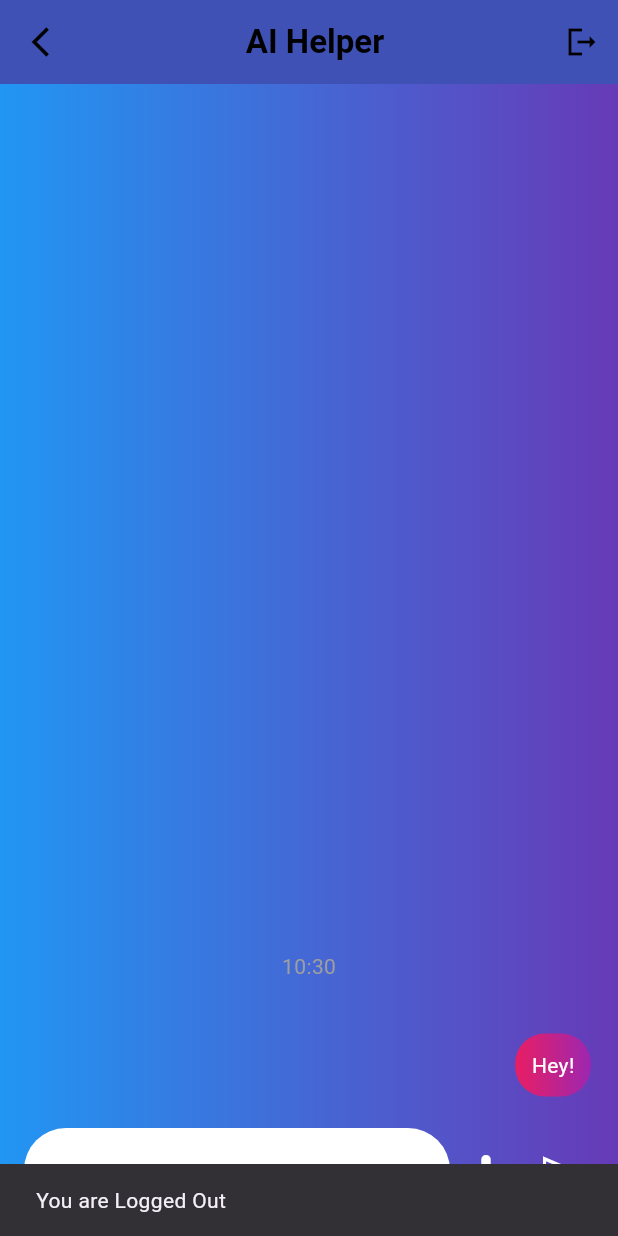
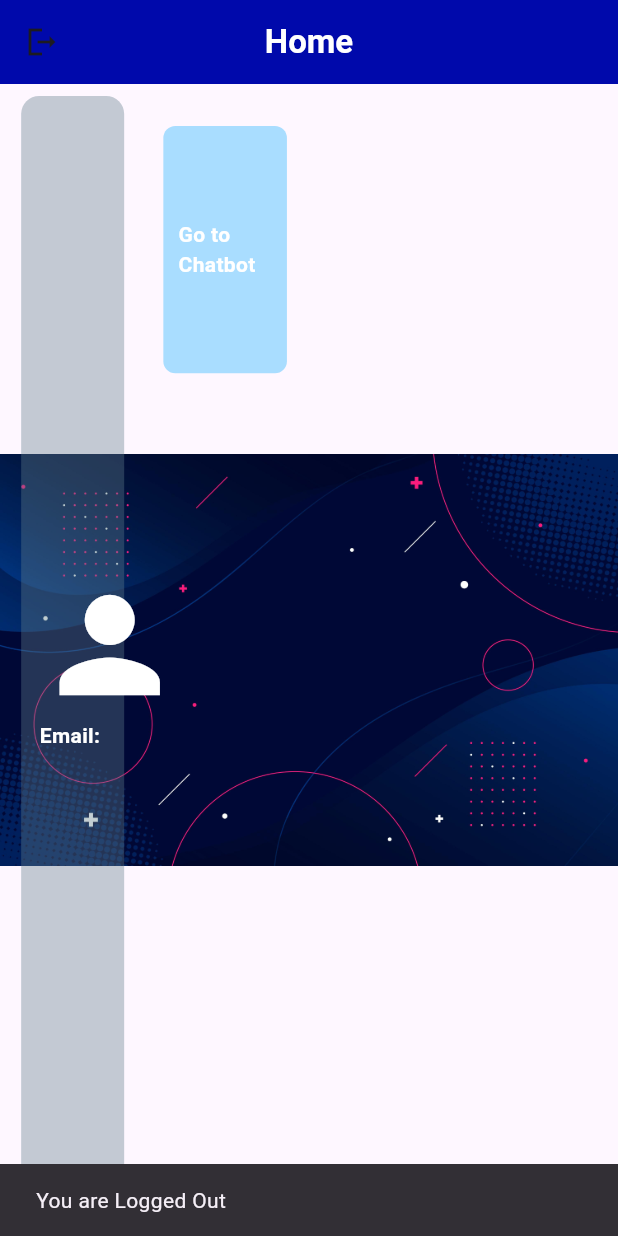
Before and after one commit to 4YU5H25/chat, a Flutter app: the screen it shows once a user with an empty profile is signed in, after a tap on the "logout" icon, on a phone screen of 412 x 824 dp. Run offline on Flutter 3.47's test engine with Material 3 defaults, Android fonts, the phone set to English and light mode, and no system bars; drawn by our look-alikes of dash_chat_2; our stand-ins replace cloud_firestore, firebase_auth, firebase_core, google_sign_in, permission_handler; missing offline and left inert: google_sign_in_web; accounts and stored records are empty; network calls fail.

Commit message:
homepage added

```diff
--- a/lib/main.dart
+++ b/lib/main.dart
@@ -35,7 +35,8 @@ class MyApp extends StatelessWidget {
         stream: FirebaseAuth.instance.authStateChanges(),
         builder: (context, snapshot) {
           if (snapshot.hasData) {
-            return ChatPage();
+            return Home((snapshot.data!.email)!);
+            // return ChatPage();
           } else {
             return SignupPage();
           }
--- a/lib/pages/firebase_auth_service.dart
+++ b/lib/pages/firebase_auth_service.dart
@@ -4,7 +4,7 @@ import 'package:firebase_auth/firebase_auth.dart';
 import 'package:flutter/material.dart';
 
 class AuthServices {
-  static Future<void> signupUser(
+  static Future<String> signupUser(
       String email, String password, String name, BuildContext context) async {
     print("inside signup function");
     try {
@@ -17,6 +17,7 @@ class AuthServices {
       ScaffoldMessenger.of(context)
           .showSnackBar(SnackBar(content: Text('Registration Successful')));
       print("user registered");
+      return email;
     } on FirebaseAuthException catch (e) {
       if (e.code == 'weak-password') {
         ScaffoldMessenger.of(context).showSnackBar(
@@ -29,13 +30,16 @@ class AuthServices {
       ScaffoldMessenger.of(context)
           .showSnackBar(SnackBar(content: Text(e.toString())));
     }
+    return "failed";
   }
 
-  static signinUser(String email, String password, BuildContext context) async {
+  static Future<String> signinUser(
+      String email, String password, BuildContext context) async {
+    String res = '';
     try {
       await FirebaseAuth.instance
           .signInWithEmailAndPassword(email: email, password: password);
-
+      res = '$email';
       ScaffoldMessenger.of(context)
           .showSnackBar(SnackBar(content: Text('You are Logged in')));
     } on FirebaseAuthException catch (e) {
@@ -47,6 +51,7 @@ class AuthServices {
             .showSnackBar(SnackBar(content: Text('Password did not match')));
       }
     }
+    return res;
   }
 
   static signoutUser(BuildContext context) async {
--- a/lib/pages/home.dart
+++ b/lib/pages/home.dart
@@ -1,6 +1,10 @@
+import 'package:chat/pages/chat_page.dart';
 import 'package:flutter/material.dart';
+import 'package:chat/pages/firebase_auth_service.dart';
 
 class Home extends StatefulWidget {
+  Home(this.mail);
+  String mail = '';
   @override
   _HomeState createState() => _HomeState();
 }
@@ -8,65 +12,109 @@ class Home extends StatefulWidget {
 class _HomeState extends State<Home> {
   @override
   Widget build(BuildContext context) {
+    var W = MediaQuery.of(context).size.width;
+    var H = MediaQuery.of(context).size.height;
     return Scaffold(
       appBar: AppBar(
-        title: const Text('Home'),
+        leading: IconButton(
+          onPressed: () async {
+            AuthServices.signoutUser(context);
+          },
+          icon: const Icon(Icons.logout_sharp),
         ),
-      body: Row(
-        children: [
-          Container(
+        title: const Text(
+          'Home',
+          style: TextStyle(fontWeight: FontWeight.bold, color: Colors.white),
+        ),
+        centerTitle: true,
+        backgroundColor: const Color.fromARGB(255, 0, 9, 171),
+      ),
+      body: Container(
         padding: const EdgeInsets.all(8),
-            width: MediaQuery.of(context).size.width * 0.25,
-            decoration: BoxDecoration(
-              borderRadius: BorderRadius.circular(12),
-              color: const Color.fromARGB(255, 0, 53, 80),
+        decoration: const BoxDecoration(
+          image: DecorationImage(
+              image: AssetImage('assets/bg.jpg'), fit: BoxFit.fitWidth),
         ),
-            child: const Column(
-              mainAxisAlignment: MainAxisAlignment.center,
-              children: [
-                Text('Column 1'),
-              ],
-            ),
-          ),
-          Expanded(
-            child: Container(
-              decoration: BoxDecoration(
-                borderRadius: BorderRadius.circular(12),
-                color: Color.fromARGB(255, 45, 48, 255),
-              ),
+        height: H,
         child: Row(
           mainAxisAlignment: MainAxisAlignment.spaceEvenly,
           children: [
             Container(
-                    width: 100,
-                    height: 100,
-                    color: Colors.red,
+              padding: const EdgeInsets.all(8),
+              width: MediaQuery.of(context).size.width / 6,
+              decoration: BoxDecoration(
+                borderRadius: BorderRadius.circular(12),
+                border: Border.all(
+                  color: Colors.transparent,
+                ),
+                color: const Color.fromARGB(
+                    96, 96, 125, 139), // Suitable color for the first column
+              ),
+              child: Column(
+                mainAxisAlignment: MainAxisAlignment.center,
+                children: [
+                  const Icon(
+                    Icons.person,
+                    size: 100,
+                    color: Colors.white,
+                  ),
+                  Text(
+                    "Email: ${widget.mail}",
+                    style: const TextStyle(
+                      fontWeight: FontWeight.bold,
+                      color: Colors.white,
+                    ),
+                  ),
+                ],
+              ),
             ),
             Container(
-                    width: 100,
-                    height: 100,
-                    color: Colors.green,
+              height: H,
+              width: 4.5 * W / 6,
+              padding: const EdgeInsets.all(12),
+              decoration: BoxDecoration(
+                borderRadius: BorderRadius.circular(12),
+                color: Colors.transparent,
               ),
-                  Container(
-                    width: 100,
-                    color: Colors.blue,
+              child: Padding(
+                padding: const EdgeInsets.all(8.0),
+                child: GestureDetector(
+                  child: Row(
+                    mainAxisAlignment: MainAxisAlignment.start,
+                    crossAxisAlignment: CrossAxisAlignment.start,
+                    children: [
+                      GestureDetector(
+                        child: Container(
+                          height: H / 5,
+                          width: W / 5,
+                          padding: const EdgeInsets.all(10),
+                          decoration: BoxDecoration(
+                            color: const Color.fromARGB(85, 0, 170, 255),
+                            borderRadius: BorderRadius.circular(8),
                           ),
-                  Container(
-                    width: 100,
-                    height: 100,
-                    color: Colors.yellow,
+                          child: const Center(
+                              child: Text(
+                            "Go to Chatbot",
+                            style: TextStyle(
+                              fontWeight: FontWeight.bold,
+                              color: Colors.white,
                             ),
-                  Container(
-                    width: 100,
-                    height: 100,
-                    color: Colors.orange,
+                          )),
                         ),
+                        onTap: () {
+                          Navigator.of(context).push(
+                            MaterialPageRoute(builder: (context) => ChatPage()),
+                          );
+                        },
+                      )
                     ],
+                  ),
                 ),
               ),
             ),
           ],
         ),
+      ),
     );
   }
 }
--- a/lib/pages/login.dart
+++ b/lib/pages/login.dart
@@ -1,5 +1,6 @@
 import 'package:chat/pages/chat_page.dart';
 import 'package:chat/pages/google.dart';
+import 'package:chat/pages/home.dart';
 // import 'package:chat/pages/firebase_auth_service.dart';
 import 'package:flutter/material.dart';
 
@@ -107,9 +108,12 @@ class _LoginState extends State<Login> {
                     if (_formKey.currentState!.validate()) {
                       String email = emailcontroller.text;
                       String password = _passwordController.text;
-                      await AuthServices.signinUser(email, password, context);
-                      Navigator.of(context).push(
-                          MaterialPageRoute(builder: (context) => ChatPage()));
+                      String res = await AuthServices.signinUser(
+                          email, password, context);
+                      if (res != '') {
+                        Navigator.of(context).push(
+                            MaterialPageRoute(builder: (context) => Home(res)));
+                      }
                     }
                   },
                   style: ElevatedButton.styleFrom(
--- a/lib/pages/signup.dart
+++ b/lib/pages/signup.dart
@@ -189,7 +189,7 @@ class _SignupPageState extends State<SignupPage> {
                           email, pass, username, context);
                       Future.delayed(const Duration(seconds: 4));
                       Navigator.of(context).push(
-                          MaterialPageRoute(builder: (context) => ChatPage()));
+                          MaterialPageRoute(builder: (context) => Home(email)));
                     }
                   },
                   style: ElevatedButton.styleFrom(
--- a/pubspec.yaml
+++ b/pubspec.yaml
@@ -67,7 +67,8 @@ flutter:
   uses-material-design: true
 
   # To add assets to your application, add an assets section, like this:
-  # assets:
+  assets:
+      - assets/bg.jpg
   #   - images/a_dot_burr.jpeg
   #   - images/a_dot_ham.jpeg
 
```
Also changed, not shown: lib/pages/chat_widget.dart (+36 -21 lines). Lines whose indentation alone changed are shown as unchanged.
